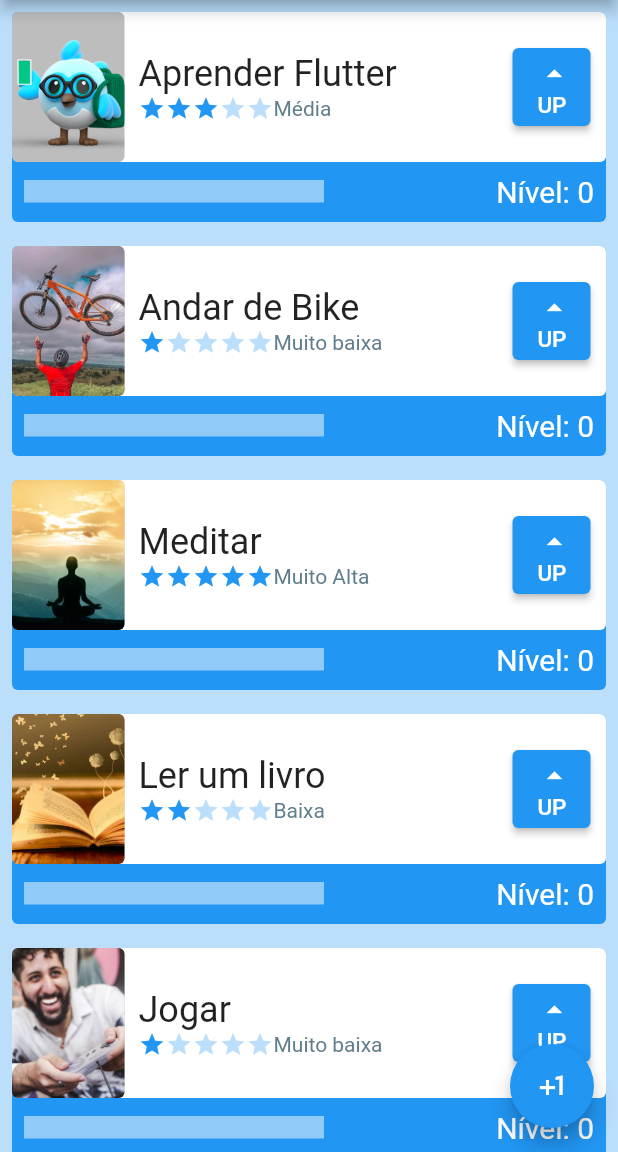
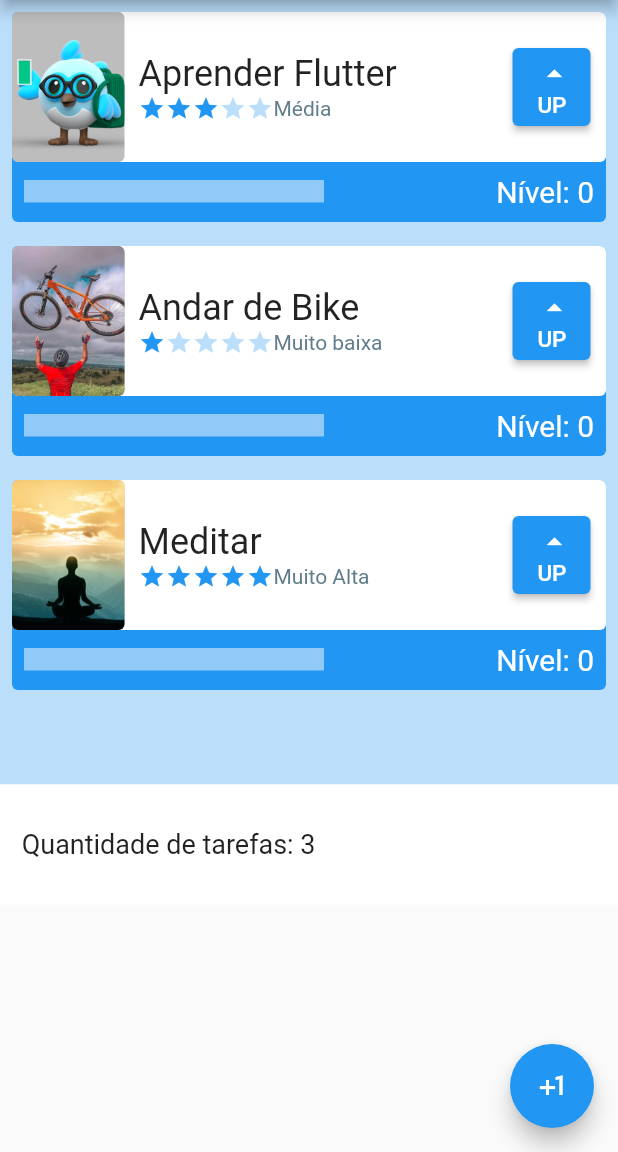
Before and after one commit to eladiojunior/lista_tarefas_flutter, a Flutter app: the screen it shows after launch, on a phone screen of 412 x 824 dp, the part 84-1236 px from its top. Run offline on Flutter 3.47's test engine with Material 2 defaults, Android fonts, the light colour scheme and no system bars.

Commit message:
Implementação do treinamento Flutter na Alura, segundo Módulo: Controller, Navegação e Estados.

```diff
--- a/lib/components/task.dart
+++ b/lib/components/task.dart
@@ -6,15 +6,22 @@ class TaskWidget extends StatefulWidget {
   final String imageTask;
   final int difficultyLevel;
 
-  const TaskWidget(this.nameTask, this.imageTask, this.difficultyLevel, {Key? key})
-      : super(key: key);
+  TaskWidget(this.nameTask, this.imageTask, this.difficultyLevel, {Key? key}) : super(key: key);
+
+  int levelTask = 0;
 
   @override
   State<TaskWidget> createState() => _TaskWidgetState();
 }
 
 class _TaskWidgetState extends State<TaskWidget> {
-  int levelTask = 0;
+
+  StatefulWidget getImageTask() {
+    bool isImgAssetOrNetwork = widget.imageTask.toLowerCase().contains("http");
+    return (isImgAssetOrNetwork ?
+      Image.network(widget.imageTask, fit: BoxFit.cover) :
+      Image.asset(widget.imageTask, fit: BoxFit.cover));
+  }
 
   @override
   Widget build(BuildContext context) {
@@ -43,10 +50,7 @@ class _TaskWidgetState extends State<TaskWidget> {
                       height: 100,
                       child: ClipRRect(
                         borderRadius: BorderRadius.circular(4.0),
-                        child: Image.asset(
-                          widget.imageTask,
-                          fit: BoxFit.cover,
-                        ),
+                        child: getImageTask(),
                       )),
                   Column(
                     mainAxisAlignment: MainAxisAlignment.center,
@@ -66,7 +70,7 @@ class _TaskWidgetState extends State<TaskWidget> {
                     child: ElevatedButton(
                         onPressed: () {
                           setState(() {
-                            levelTask++;
+                            widget.levelTask++;
                           });
                         },
                         child: Column(
@@ -94,14 +98,14 @@ class _TaskWidgetState extends State<TaskWidget> {
                       child: LinearProgressIndicator(
                         color: Colors.white,
                         value: (widget.difficultyLevel > 0)
-                            ? ((levelTask / widget.difficultyLevel) / 10)
+                            ? ((widget.levelTask / widget.difficultyLevel) / 10)
                             : 1,
                         minHeight: 15,
                       )),
                 ),
                 Padding(
                   padding: const EdgeInsets.all(8.0),
-                  child: Text("Nível: $levelTask",
+                  child: Text("Nível: ${widget.levelTask}",
                       style: const TextStyle(color: Colors.white, fontSize: 20)),
                 )
               ],
--- /dev/null
+++ b/lib/datas/intherited_newtask.dart
@@ -0,0 +1,37 @@
+import 'package:flutter/material.dart';
+
+import '../components/task.dart';
+
+class InheritedNewTask extends InheritedWidget {
+  InheritedNewTask({Key? key, required Widget child}) : super(key: key, child: child);
+
+  final List<TaskWidget> taskList = [
+    TaskWidget("Aprender Flutter", "assets/images/image1.png", 3),
+    TaskWidget("Andar de Bike", "assets/images/image2.webp", 1),
+    TaskWidget("Meditar", "assets/images/image3.jpeg", 5),
+  ];
+
+  void addNewTask(String name, int difficuty, String urlPhoto) {
+    taskList.add(TaskWidget(name, urlPhoto, difficuty));
+  }
+
+  int countTasks() {
+    return taskList.isEmpty?0:taskList.length;
+  }
+  bool isTasks() {
+    return taskList.isNotEmpty;
+  }
+
+  static InheritedNewTask of(BuildContext context) {
+    final InheritedNewTask? result =
+        context.dependOnInheritedWidgetOfExactType<InheritedNewTask>();
+    assert(result != null, 'No InheritedNewTask found in context');
+    return result!;
+  }
+
+  @override
+  bool updateShouldNotify(InheritedNewTask oldWidget) {
+    return oldWidget.taskList.length != taskList.length;
+  }
+
+}
--- a/lib/main.dart
+++ b/lib/main.dart
@@ -1,5 +1,7 @@
 import 'package:flutter/material.dart';
-import 'package:lista_tarefas_flutter/screens/home.dart';
+import 'package:lista_tarefas_flutter/screens/screen_initial.dart';
+
+import 'datas/intherited_newtask.dart';
 
 void main() {
   runApp(const MyApp());
@@ -15,7 +17,7 @@ class MyApp extends StatelessWidget {
       theme: ThemeData(
         primarySwatch: Colors.blue,
       ),
-      home: const HomeScreen(),
+      home: InheritedNewTask(child: ScreenInitial()),
     );
   }
 }
--- a/lib/screens/home.dart
+++ /dev/null
@@ -1,69 +0,0 @@
-import 'package:flutter/material.dart';
-import 'package:lista_tarefas_flutter/components/task.dart';
-
-class HomeScreen extends StatefulWidget {
-  const HomeScreen({Key? key}) : super(key: key);
-
-  @override
-  State<HomeScreen> createState() => _HomeScreenState();
-}
-
-class _HomeScreenState extends State<HomeScreen> {
-  bool tasksVisibility = true;
-
-  @override
-  Widget build(BuildContext context) {
-    return Scaffold(
-      appBar: AppBar(
-        leading: const Icon(Icons.task_alt_sharp),
-        actions: [
-          IconButton(
-              icon: tasksVisibility
-                  ? const Icon(Icons.visibility_off)
-                  : const Icon(Icons.visibility_rounded),
-              tooltip:
-              tasksVisibility ? 'Ocultar tarefas' : 'Visualizar tarefas',
-              onPressed: () {
-                setState(() {
-                  tasksVisibility = !tasksVisibility;
-                });
-              }),
-        ],
-        title: const Text("Lista de Tarefas"),
-      ),
-      body: Container(
-        color: Colors.blue[100],
-        child: AnimatedOpacity(
-          opacity: tasksVisibility ? 1 : 0,
-          duration: const Duration(milliseconds: 500),
-          child: ListView(children: const [
-            TaskWidget(
-                "Aprender Flutter",
-                "assets/images/image1.png",
-                3),
-            TaskWidget(
-                "Andar de Bike",
-                "assets/images/image2.webp",
-                1),
-            TaskWidget(
-                "Meditar",
-                "assets/images/image3.jpeg",
-                5),
-            TaskWidget(
-                "Ler um livro",
-                "assets/images/image4.jpg",
-                2),
-            TaskWidget("Jogar",
-                "assets/images/image5.jpg",
-                1),
-            SizedBox(height: 80)
-          ]),
-        ),
-      ),
-      floatingActionButton: FloatingActionButton(
-        onPressed: () {},
-        child: const Icon(Icons.plus_one),
-      ),
-    );
-  }
-}
--- /dev/null
+++ b/lib/screens/screen_initial.dart
@@ -0,0 +1,88 @@
+import 'package:flutter/material.dart';
+import 'package:lista_tarefas_flutter/screens/form_newtask.dart';
+
+import '../datas/intherited_newtask.dart';
+
+class ScreenInitial extends StatefulWidget {
+  const ScreenInitial({Key? key}) : super(key: key);
+
+  @override
+  State<ScreenInitial> createState() => _ScreenInitialState();
+}
+
+class _ScreenInitialState extends State<ScreenInitial> {
+  bool tasksVisibility = true;
+
+  @override
+  Widget build(BuildContext context) {
+    return Scaffold(
+      appBar: AppBar(
+        leading: const Icon(Icons.task_alt_sharp),
+        actions: [
+          IconButton(
+              icon: tasksVisibility
+                  ? const Icon(Icons.visibility_off)
+                  : const Icon(Icons.visibility_rounded),
+              tooltip:
+              tasksVisibility ? 'Ocultar tarefas' : 'Visualizar tarefas',
+              onPressed: () {
+                setState(() {
+                  tasksVisibility = !tasksVisibility;
+                });
+              }),
+        ],
+        title: const Text("Lista de Tarefas"),
+      ),
+      body: Column(
+        children: [
+          Container(
+            height: 523,
+            color: Colors.blue[100],
+            child: AnimatedOpacity(
+              opacity: tasksVisibility ? 1 : 0,
+              duration: const Duration(milliseconds: 500),
+              child: (InheritedNewTask.of(context).isTasks() ?
+                ListView(
+                  children: InheritedNewTask.of(context).taskList) :
+                Column(
+                  children: [
+                    const Padding(
+                      padding: EdgeInsets.fromLTRB(8, 25, 8, 16),
+                      child: Text('Você não tem nenhuma tarefa no momento!',
+                          textAlign: TextAlign.center,
+                          style: TextStyle(fontSize: 30, color: Colors.cyan)),
+                    ),
+                    Image.asset("assets/images/sem_tasks.png")
+                  ])
+              ),
+            ),
+          ),
+          Container(
+            color: Colors.white,
+            height: 80,
+            child: Row(
+              children: [
+                Padding(
+                  padding: const EdgeInsets.fromLTRB(10, 8, 8, 8),
+                  child: Text(' Quantidade de tarefas: ${InheritedNewTask.of(context).countTasks().toString()} ', style: const TextStyle(fontSize: 18)),
+                )
+              ],
+            ),
+
+          )
+        ],
+      ),
+      floatingActionButton: FloatingActionButton(
+        onPressed: () {
+          Navigator.push(
+              context,
+              MaterialPageRoute(
+                  builder: (newContext) => FormNewTask(taskContext: context)
+              )
+          );
+        },
+        child: const Icon(Icons.plus_one),
+      ),
+    );
+  }
+}
```
Also changed, not shown: lib/screens/form_newtask.dart (added, +143 -0 lines), assets/images/sem_foto.png (added), assets/images/sem_tasks.png (added).
